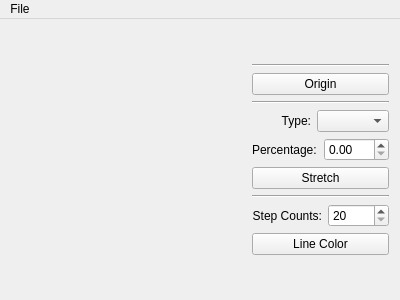
Above: mainwindow.ui from leeowen/tyre before the change. Below: the same form after it.
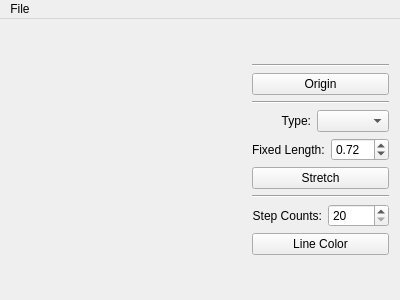
That is the form after the change. Custom widgets are drawn as their Qt base class.

Commit message: add fixed length spinbox

Patch:
```diff
--- a/mainwindow.ui
+++ b/mainwindow.ui
@@ -98,7 +98,7 @@
         <item>
          <widget class="QLabel" name="label_3">
           <property name="text">
-           <string>Percentage:</string>
+           <string>Fixed Length:</string>
           </property>
           <property name="buddy">
            <cstring>doubleSpinBox</cstring>
@@ -106,7 +106,20 @@
          </widget>
         </item>
         <item>
-         <widget class="QDoubleSpinBox" name="doubleSpinBox"/>
+         <widget class="QDoubleSpinBox" name="doubleSpinBox">
+          <property name="minimum">
+           <double>0.000000000000000</double>
+          </property>
+          <property name="maximum">
+           <double>1.000000000000000</double>
+          </property>
+          <property name="singleStep">
+           <double>0.010000000000000</double>
+          </property>
+          <property name="value">
+           <double>0.720000000000000</double>
+          </property>
+         </widget>
         </item>
        </layout>
       </item>
```
Left out of the diff: 2 changed lines with no effect on the pictures. The commit also changes 4 other files.
